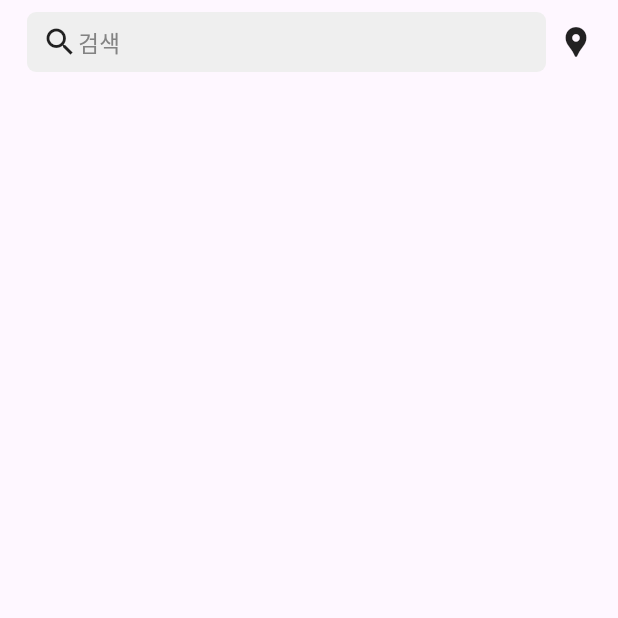
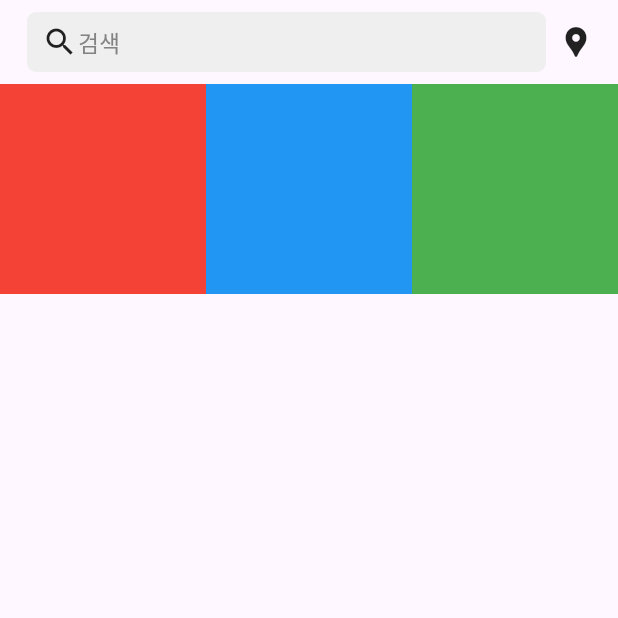
Before and after one commit to Lodny/flutter_clone_instagram, a Flutter app: the SearchPage screen opened directly, on a phone screen of 412 x 824 dp, the top half of it. Run offline on Flutter 3.47's test engine with Material 3 defaults, Android fonts, the phone set to English and light mode, and no system bars; our stand-ins replace cached_network_image, expandable_text, get; network calls fail.

Commit message:
2. - add _body() - use SingleChildScrollView - use Expanded

```diff
--- a/lib/page/search_page.dart
+++ b/lib/page/search_page.dart
@@ -10,7 +10,7 @@ class SearchPage extends StatelessWidget {
         child: Column(
           children: [
             _appBar(),
-            // _body()
+            Expanded(child: _body()),
           ],
         ),
       ),
@@ -51,4 +51,35 @@ class SearchPage extends StatelessWidget {
       ),
     );
   }
+
+  Widget _body() {
+    return SingleChildScrollView(
+      child: Row(
+        crossAxisAlignment: CrossAxisAlignment.start,
+        children: [
+          Expanded(
+              child: Column(
+                children: [
+                  Container(height: 140, color: Colors.red,),
+                ],
+              )
+          ),
+        Expanded(
+              child: Column(
+                children: [
+                  Container(height: 140, color: Colors.blue,),
+                ],
+              )
+          ),
+        Expanded(
+              child: Column(
+                children: [
+                  Container(height: 140, color: Colors.green,),
+                ],
+              )
+          ),
+        ],
+      ),
+    );
+  }
 }
```
